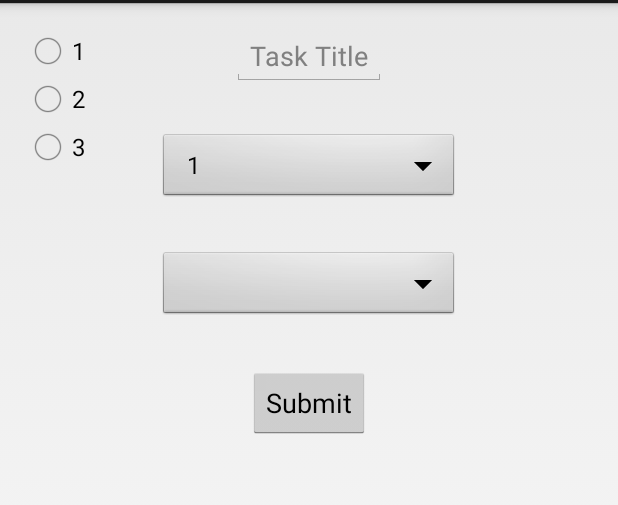
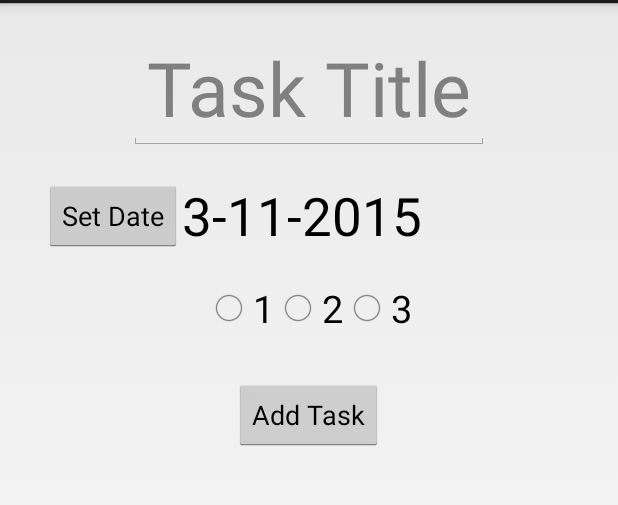
Before and after one commit to shoeallreadyknow/SupremeAATodo, an Android app: the screen it shows after launch (TodoActivity), on a phone screen of 412 x 824 dp, the part 69-574 px from its top. Run offline under Robolectric (Android 15) with nearby library versions, the light colour scheme and no system bars; 1 statement that could not run was skipped.

Commit message:
Task Form.

```diff
--- a/app/src/main/java/android/supremeaa/todo/TodoActivity.java
+++ b/app/src/main/java/android/supremeaa/todo/TodoActivity.java
@@ -1,29 +1,76 @@
 package android.supremeaa.todo;
 
 import android.app.Activity;
+import android.app.DatePickerDialog;
+import android.app.Dialog;
+import android.app.DialogFragment;
 import android.os.Bundle;
 import android.view.Menu;
 import android.view.MenuItem;
 import android.view.View;
 import android.widget.ArrayAdapter;
+import android.widget.Button;
+import android.widget.DatePicker;
 import android.widget.RadioButton;
 import android.widget.Spinner;
+import android.widget.TextView;
+
+import java.util.Calendar;
+import java.util.Date;
 
 
 public class TodoActivity extends Activity {
+
+    private TextView display;
+    private Button changeDate;
+
+    private int year;
+    private int month;
+    private int day;
+
+    static final int DATE_PICKER_ID = 1111;
 
     @Override
     protected void onCreate(Bundle savedInstanceState) {
         super.onCreate(savedInstanceState);
         setContentView(R.layout.activity_todo);
-        Spinner dropdown = (Spinner)findViewById(R.id.spinner1);
-        String[] items = new String[]{"1", "2", "3"};
-        ArrayAdapter<String> adapter = new ArrayAdapter<String>(this, android.R.layout.simple_spinner_item, items);
-        dropdown.setAdapter(adapter);
+
+        display = (TextView) findViewById(R.id.display);
+        changeDate = (Button)findViewById(R.id.setDate);
+
+        final Calendar calendar = Calendar.getInstance();
+        year = calendar.get(Calendar.YEAR);
+        month = calendar.get(Calendar.MONTH);
+        day = calendar.get(Calendar.DAY_OF_MONTH);
+
+        display.setText(new StringBuilder().append(month + 1).append("-").append(day).append("-").append(year).append(" "));
+        changeDate.setOnClickListener(new View.OnClickListener() {
+            @Override
+            public void onClick(View v) {
+                showDialog(DATE_PICKER_ID);
+            }
+        });
+
     }
 
+    @Override
+    protected Dialog onCreateDialog(int id) {
+        switch (id){
+            case DATE_PICKER_ID:
+                return new DatePickerDialog(this, pickerListener, year, month, day);
+        }
+        return null;
+    }
+    private DatePickerDialog.OnDateSetListener pickerListener = new DatePickerDialog.OnDateSetListener(){
+        @Override
+        public void onDateSet(DatePicker view, int selectedYear, int monthOfYear, int dayOfMonth) {
+            year = selectedYear;
+            month = monthOfYear;
+            day = dayOfMonth;
 
-
+            display.setText(new StringBuilder().append(month + 1).append("-").append(day).append("-").append(year).append(" "));
+        }
+    };
     @Override
     public boolean onCreateOptionsMenu(Menu menu) {
         // Inflate the menu; this adds items to the action bar if it is present.
--- a/app/src/main/res/layout/activity_todo.xml
+++ b/app/src/main/res/layout/activity_todo.xml
@@ -7,6 +7,28 @@
     android:paddingTop="@dimen/activity_vertical_margin"
     android:paddingBottom="@dimen/activity_vertical_margin"
     tools:context=".todo">
+    <Button
+
+        android:id="@+id/setDate"
+        android:layout_width="wrap_content"
+        android:layout_height="wrap_content"
+        android:text="Set Date"
+        android:onClick="showDatePicker"
+        android:layout_toLeftOf="@+id/display"
+        android:layout_below="@+id/editText"
+        android:layout_centerHorizontal="true"
+        />
+    <TextView
+        android:layout_width="wrap_content"
+        android:layout_height="wrap_content"
+        android:id="@+id/display"
+        android:layout_below="@+id/editText"
+        android:text=""
+        android:textSize="35dp"
+        android:layout_centerHorizontal="true"
+        android:textAppearance="?android:textAppearanceLarge"
+        />
+
     <EditText
         android:id="@+id/editText"
         android:layout_width="wrap_content"
@@ -14,58 +36,56 @@
         android:inputType="text|textCapWords"
         android:layout_centerHorizontal="true"
         android:hint="Task Title"
+        android:textSize="50sp"
+        android:layout_marginBottom="20dp"
         />
-    <Spinner
-        android:layout_marginTop="30sp"
-        android:id="@+id/spinner1"
-        android:layout_width="wrap_content"
-        android:layout_height="wrap_content"
-        android:background="@android:drawable/btn_dropdown"
-        android:spinnerMode="dropdown"
-        android:layout_below="@id/editText"
-        android:dropDownWidth="150sp"
-        android:minWidth="200sp"
-        android:layout_centerHorizontal="true"
-        />
-    <Spinner
-        android:layout_marginTop="30sp"
-        android:id="@+id/spinner2"
-        android:layout_width="wrap_content"
-        android:layout_height="wrap_content"
-        android:background="@android:drawable/btn_dropdown"
-        android:spinnerMode="dropdown"
-        android:layout_below="@id/spinner1"
-        android:dropDownWidth="150sp"
-        android:minWidth="200sp"
-        android:layout_centerHorizontal="true"
-        />
+
     <Button
         android:layout_marginTop="30sp"
         android:id="@+id/button1"
         android:layout_width="wrap_content"
         android:layout_height="wrap_content"
         android:layout_centerHorizontal="true"
-        android:layout_below="@+id/spinner2"
-        android:text="Submit" />
+        android:text="Add Task"
+        android:layout_below="@+id/priority"
+        />
     <RadioGroup xmlns:android="http://schemas.android.com/apk/res/android"
-        android:layout_width="fill_parent"
+       android:layout_width="wrap_content"
         android:layout_height="wrap_content"
-        android:orientation="vertical">
+        android:orientation="horizontal"
+        android:checkedButton="@+id/checked"
+        android:layout_centerHorizontal="true"
+        android:layout_below="@+id/setDate"
+        android:id="@+id/priority"
+        android:layout_marginTop="20dp"
+
+        >
         <RadioButton android:id="@+id/lowP"
             android:layout_width="wrap_content"
             android:layout_height="wrap_content"
             android:text="1"
-            android:onClick="onRadioButtonClicked"/>
+            android:onClick="onRadioButtonClicked"
+            android:layout_gravity="center"
+            android:textSize="25dp"
+
+            />
         <RadioButton android:id="@+id/highP"
+            android:textSize="25dp"
             android:layout_width="wrap_content"
             android:layout_height="wrap_content"
             android:text="2"
-            android:onClick="onRadioButtonClicked"/>
+            android:onClick="onRadioButtonClicked"
+            android:layout_gravity="center"
+            />
         <RadioButton android:id="@+id/highestP"
             android:layout_width="wrap_content"
             android:layout_height="wrap_content"
             android:text="3"
-            android:onClick="onRadioButtonClicked"/>
+            android:onClick="onRadioButtonClicked"
+            android:layout_gravity="center"
+            android:textSize="25dp"
+      />
+
     </RadioGroup>
 
 
```
